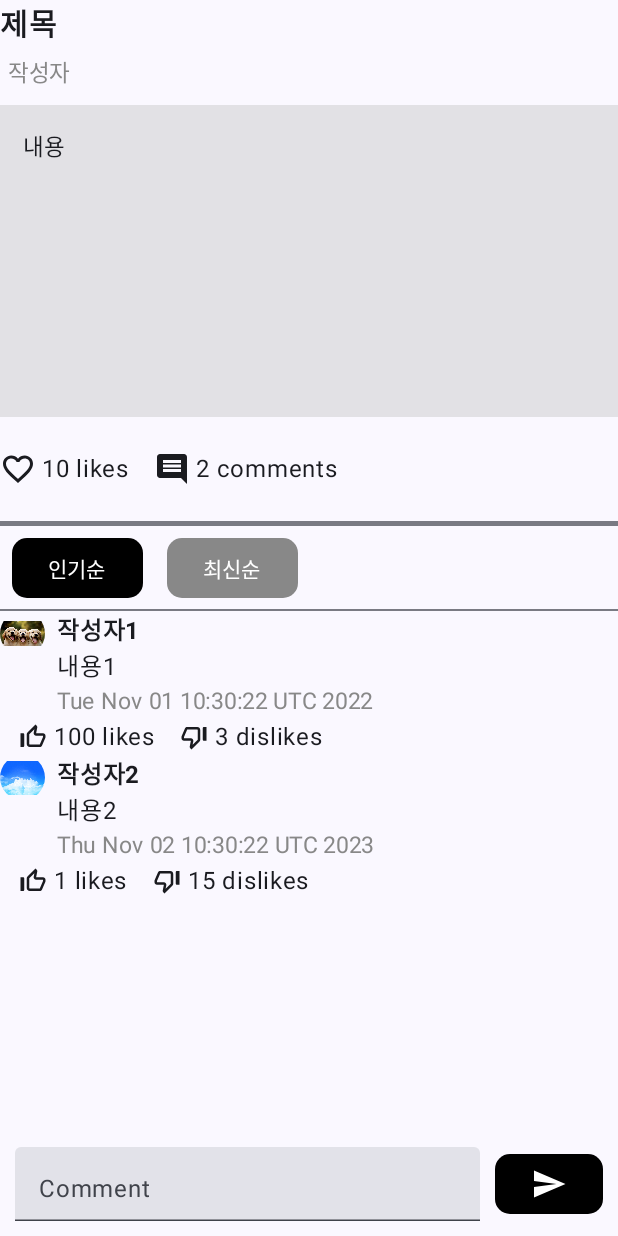
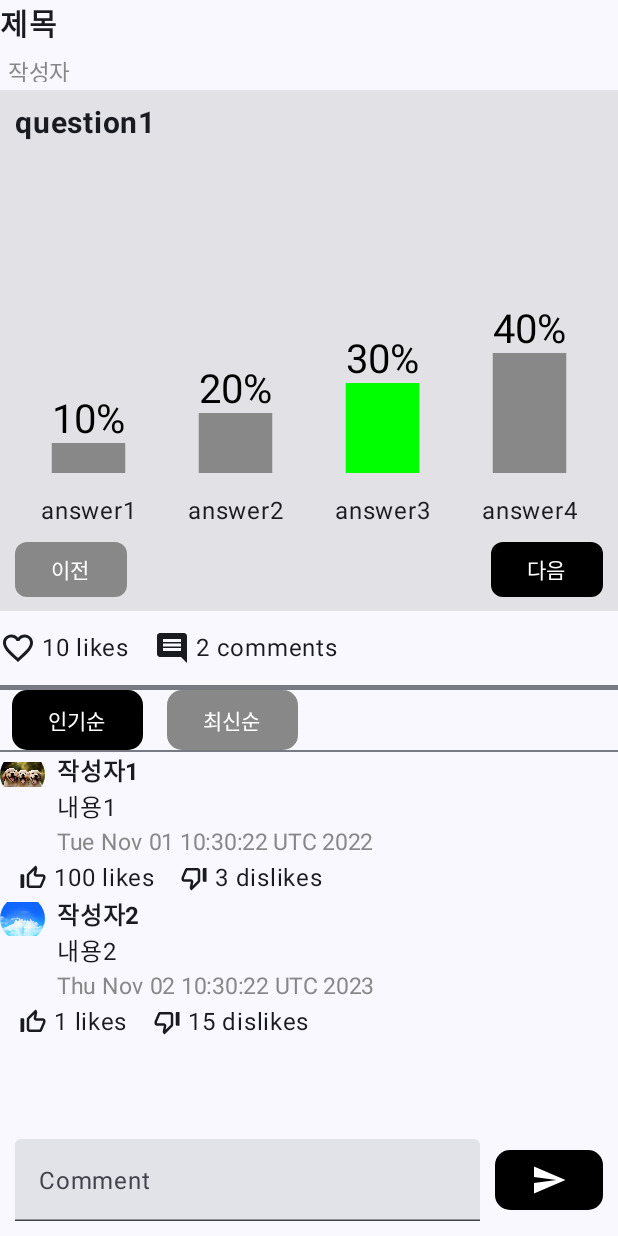
Before and after one commit to MobileProgramming-Team4/RateMate, an Android app built with Jetpack Compose: the SurveyResultScreen screen opened through its navigation route, on a phone screen of 412 x 824 dp. Run offline under Robolectric (Android 15) with nearby library versions, the phone set to English and light mode, and no system bars; our stand-ins replace Firebase (no records; nobody signed in at launch, a user with empty details on screens opened directly).

Commit message:
설문결과 화면 변경

```diff
--- a/app/src/main/java/com/example/ratemate/home/ResultDataClass.kt
+++ b/app/src/main/java/com/example/ratemate/home/ResultDataClass.kt
@@ -9,7 +9,6 @@ import java.util.UUID
 data class SurveyResult(
     val title: String,
     val writer: String,
-    val content: String,
     val like: Int,
     val date: Date = Date(),
     val comments: List<Comment> = mutableListOf(),
@@ -47,3 +46,9 @@ data class User(
     val userImg: Painter,
     val userName: String
 )
+
+data class ResultContent(
+    val question: String,
+    val answer : List<String>,
+    val answerCount : List<Int>
+)
--- a/app/src/main/java/com/example/ratemate/home/SurveyResultScreen.kt
+++ b/app/src/main/java/com/example/ratemate/home/SurveyResultScreen.kt
@@ -1,14 +1,19 @@
 package com.example.ratemate.home
 
+import android.graphics.Paint
 import android.widget.Toast
+import androidx.compose.foundation.Canvas
 import androidx.compose.foundation.Image
 import androidx.compose.foundation.background
 import androidx.compose.foundation.clickable
+import androidx.compose.foundation.layout.Arrangement
 import androidx.compose.foundation.layout.Box
 import androidx.compose.foundation.layout.Column
 import androidx.compose.foundation.layout.Row
 import androidx.compose.foundation.layout.Spacer
 import androidx.compose.foundation.layout.fillMaxSize
+import androidx.compose.foundation.layout.fillMaxWidth
+import androidx.compose.foundation.layout.height
 import androidx.compose.foundation.layout.padding
 import androidx.compose.foundation.layout.size
 import androidx.compose.foundation.layout.width
@@ -30,6 +35,7 @@ import androidx.compose.material3.Button
 import androidx.compose.material3.ButtonDefaults
 import androidx.compose.material3.Divider
 import androidx.compose.material3.Icon
+import androidx.compose.material3.MaterialTheme
 import androidx.compose.material3.Text
 import androidx.compose.material3.TextField
 import androidx.compose.runtime.Composable
@@ -43,7 +49,11 @@ import androidx.compose.runtime.setValue
 import androidx.compose.ui.Alignment
 import androidx.compose.ui.Modifier
 import androidx.compose.ui.draw.clip
+import androidx.compose.ui.geometry.Offset
+import androidx.compose.ui.geometry.Size
 import androidx.compose.ui.graphics.Color
+import androidx.compose.ui.graphics.drawscope.drawIntoCanvas
+import androidx.compose.ui.graphics.nativeCanvas
 import androidx.compose.ui.platform.LocalContext
 import androidx.compose.ui.platform.LocalFocusManager
 import androidx.compose.ui.platform.LocalSoftwareKeyboardController
@@ -51,6 +61,7 @@ import androidx.compose.ui.res.painterResource
 import androidx.compose.ui.text.font.FontWeight
 import androidx.compose.ui.text.input.ImeAction
 import androidx.compose.ui.text.input.KeyboardType
+import androidx.compose.ui.text.style.TextAlign
 import androidx.compose.ui.unit.dp
 import androidx.compose.ui.unit.sp
 import androidx.navigation.NavHostController
@@ -63,10 +74,11 @@ fun SurveyResultScreen(navController: NavHostController) {
 
     val surveyResult = getExampleSurveyResult()
     val user = getExampleUser()
+    val content = getExampleResultContent()
+    val userChoice = getExampleUserChoice()
 
     val title = surveyResult.title
     val writer = surveyResult.writer
-    val content = surveyResult.content
     val userImg = user.userImg
     val userName = user.userName
     var commentList by rememberSaveable { mutableStateOf(surveyResult.comments) }
@@ -149,40 +161,29 @@ fun SurveyResultScreen(navController: NavHostController) {
 
 
     //전체화면 Column
-    Column(
+    Column (
         modifier = Modifier.fillMaxSize()
-    ) {
+    ){
 
         //상단
 
 
         //제목, 작성자
-        val modifier1 = Modifier.weight(1f)
+        val modifier1 = Modifier.weight(1.2f)
         ShowTitle(title = title, writer = writer, modifier = modifier1)
 
         //내용
-        val modifier2 = Modifier.weight(3f)
-        ShowMainContent(content = content, modifier = modifier2)
+        val modifier2 = Modifier.weight(7f)
+        ShowMainContent(content = content, userChoice = userChoice, modifier = modifier2)
 
         //좋아요, 댓글 수
         val modifier3 = Modifier.weight(1f)
-        ShowCounts(
-            isLiked = isLiked,
-            like = like,
-            numberOfComment = numberOfComment,
-            modifier = modifier3,
-            clickLikes = clickLikes
-        )
+        ShowCounts(isLiked = isLiked, like = like, numberOfComment = numberOfComment, modifier = modifier3, clickLikes = clickLikes)
 
         //댓글 정렬 방법 버튼
         Divider(thickness = 3.dp)
         val modifier4 = Modifier.weight(0.8f)
-        ShowSortComment(
-            sortComment = sortComment,
-            modifier = modifier4,
-            clickSortByLikes = clickSortByLikes,
-            clickSortByDate = clickSortByDate
-        )
+        ShowSortComment(sortComment = sortComment, modifier = modifier4, clickSortByLikes = clickSortByLikes, clickSortByDate = clickSortByDate)
 
         //댓글 리스트
         Divider()
@@ -190,7 +191,7 @@ fun SurveyResultScreen(navController: NavHostController) {
         ShowComments(username = userName, comments = commentList, modifier = modifier5)
 
         //댓글 입력창
-        val modifier6 = Modifier.weight(1f)
+        val modifier6 = Modifier.weight(1.5f)
         ShowCommentInput(modifier = modifier6, onClickSend = onClickSend)
 
         //바텀 네비게이션바
@@ -231,7 +232,6 @@ fun getExampleSurveyResult(): SurveyResult {
     val SurveyResult = SurveyResult(
         title = "제목",
         writer = "작성자",
-        content = "내용",
         like = 10,
         comments = list_of_comments,
         surveyResultUserList = mutableListOf()
@@ -247,6 +247,29 @@ fun getExampleUser(): User {
         userImg = painterResource(id = R.drawable.logo_only),
         userName = FirebaseAuth.getInstance().currentUser?.email ?: "Guest"
     )
+}
+
+@Composable
+fun getExampleResultContent() : List<ResultContent>{
+    val resultContent = mutableListOf<ResultContent>()
+
+    resultContent.add(ResultContent("question1", listOf("answer1", "answer2", "answer3", "answer4"), listOf(10, 20, 30, 40)))
+    resultContent.add(ResultContent("question2", listOf("answer2_1", "answer2_2", "answer2_3"), listOf(30, 10, 40)))
+    resultContent.add(ResultContent("question3", listOf("answer3_1", "answer3_2", "answer3_3", "answer3_4" , "answer3_5"), listOf(100, 20, 30, 0, 50)))
+    resultContent.add(ResultContent("question4", listOf("answer4_1", "answer4_2", "answer4_3", "answer4_4"), listOf(1, 2, 300, 2)))
+
+    return resultContent
+}
+
+fun getExampleUserChoice() : List<List<Int>>{
+    val userChoice = mutableListOf<List<Int>>()
+
+    userChoice.add(listOf(2))
+    userChoice.add(listOf(1,2))
+    userChoice.add(listOf(0,1))
+    userChoice.add(listOf(3))
+
+    return userChoice
 }
 
 @Composable
@@ -273,20 +296,148 @@ fun ShowTitle(title: String, writer: String, modifier: Modifier) {
 }
 
 @Composable
-fun ShowMainContent(content: String, modifier: Modifier) {
-    Box(modifier = modifier) {
+fun ShowMainContent(content : List<ResultContent>, userChoice : List<List<Int>>, modifier : Modifier){
 
-        Box(
+    val contentSize = content.size
+    var currentContent by rememberSaveable { mutableIntStateOf(0) }
+
+    Box(modifier = modifier){
+        //회색 배경
+        Box(modifier = Modifier
+            .fillMaxSize()
+            .background(Color.LightGray.copy(alpha = 0.5f))
+            .padding(start = 5.dp, top = 5.dp, bottom = 5.dp, end = 5.dp)
+        )
+
+        //내용
+        Column (
             modifier = Modifier
                 .fillMaxSize()
-                .background(Color.LightGray.copy(alpha = 0.5f))
-                .padding(start = 5.dp, top = 5.dp, bottom = 5.dp, end = 5.dp)
+                .padding(10.dp)
+        ){
+
+            //설문 결과
+            ShowResult(result = content[currentContent], userChoice = userChoice[currentContent], modifier = Modifier.weight(8f))
+
+
+            //이전, 다음 버튼
+            Row(
+                modifier = Modifier
+                    .fillMaxWidth()
+                    .weight(1f),
+                horizontalArrangement = Arrangement.SpaceBetween,
+                verticalAlignment = Alignment.CenterVertically
+            ) {
+                //이전 버튼
+                Button(
+                    onClick = {
+                        if (currentContent > 0) {
+                            currentContent -= 1
+                        }
+                    },
+                    colors = ButtonDefaults.buttonColors(
+                        containerColor = if (currentContent == 0) Color.Gray else Color.Black
+                    ),
+                    shape = RoundedCornerShape(8.dp)
+                ) {
+                    Text(text = "이전")
+                }
+
+                //다음 버튼
+                Button(
+                    onClick = {
+                        if (currentContent < contentSize - 1) {
+                            currentContent += 1
+                        }
+                    },
+                    colors = ButtonDefaults.buttonColors(
+                        containerColor = if (currentContent == contentSize - 1) Color.Gray else Color.Black
+                    ),
+                    shape = RoundedCornerShape(8.dp)
+                ) {
+                    Text(text = "다음")
+                }
+            }
+        }
+    }
+}
+
+@Composable
+fun ShowResult(result : ResultContent, userChoice : List<Int>, modifier: Modifier){
+    Column(
+        modifier = modifier
+            .fillMaxWidth()
+    ){
+
+        //질문
+        Text(
+            text = result.question,
+            fontSize = 20.sp,
+            fontWeight = FontWeight.Bold
+        )
+
+        Spacer(modifier = Modifier.height(10.dp))
+
+        //설문 결과 차트
+        SelectionPercentageChart(answers = result.answer,choices = result.answerCount, userChoices = userChoice )
+
+    }
+}
+
+
+@Composable
+fun SelectionPercentageChart(answers: List<String>, choices: List<Int>, userChoices: List<Int>) {
+    val total = choices.sum()
+    val percentages = choices.map { it.toFloat() / total * 100 }
+
+    Column(
+        modifier = Modifier
+            .fillMaxSize(),
+        verticalArrangement = Arrangement.Center,
+        horizontalAlignment = Alignment.CenterHorizontally
+    ) {
+        // 차트
+        Canvas(modifier = Modifier
+            .fillMaxWidth()
+            .height(200.dp)) {
+            val barWidth = size.width / (choices.size * 2)
+            percentages.forEachIndexed { index, percentage ->
+                val barHeight = size.height * (percentage / 100)
+                drawRect(
+                    color = if (index in userChoices) Color.Green else Color.Gray,
+                    topLeft = Offset(index * 2 * barWidth + barWidth / 2, size.height - barHeight),
+                    size = Size(barWidth, barHeight)
+                )
+                drawIntoCanvas { canvas ->
+                    canvas.nativeCanvas.drawText(
+                        "${percentage.toInt()}%",
+                        index * 2 * barWidth + barWidth,
+                        size.height - barHeight - 10,
+                        Paint().apply {
+                            color = android.graphics.Color.BLACK
+                            textAlign = Paint.Align.CENTER
+                            textSize = 40f
+                        }
+                    )
+                }
+            }
+        }
+
+
+        Spacer(modifier = Modifier.height(16.dp))
+        // 답변 리스트
+        Row(
+            modifier = Modifier.fillMaxWidth(),
+            horizontalArrangement = Arrangement.SpaceEvenly
         ) {
-            Text(
-                text = content,
-                fontSize = 15.sp,
-                modifier = Modifier.padding(10.dp)
-            )
+            answers.forEach { answer ->
+                Text(
+                    text = answer,
+                    modifier = Modifier.weight(1f),
+                    textAlign = TextAlign.Center,
+                    style = MaterialTheme.typography.bodyLarge
+                )
+            }
         }
 
 
```
